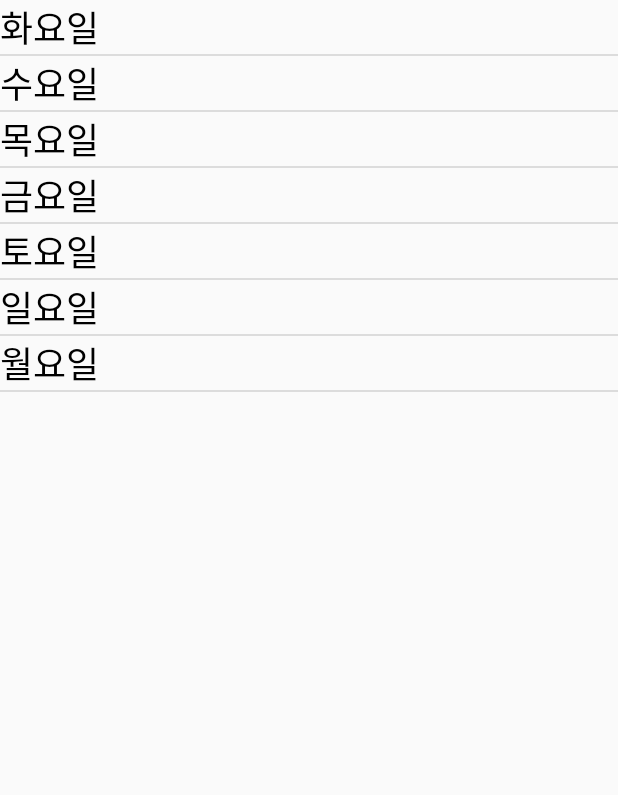
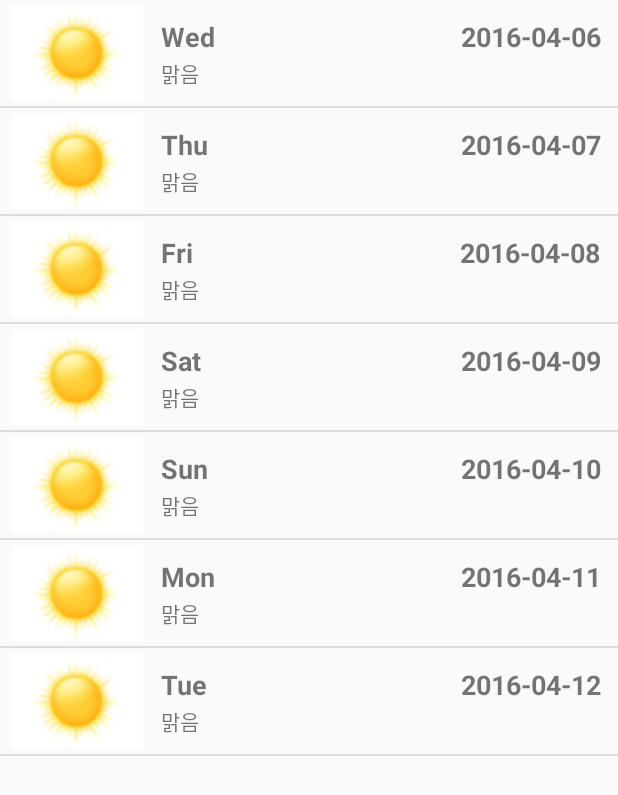
Before and after one commit to Kimsoomin/hello, an Android app: the screen it shows after launch (MainActivity), on a phone screen of 412 x 824 dp. Shown: the top 795 px of the screen. Run offline under Robolectric (Android 15) with nearby library versions, the phone set to English and light mode, and no system bars.

Commit message:
화요일 접기까지 완성

```diff
--- a/app/build.gradle
+++ b/app/build.gradle
@@ -24,4 +24,5 @@ dependencies {
     testCompile 'junit:junit:4.12'
     compile 'com.android.support:appcompat-v7:23.2.1'
     compile 'com.android.support:design:23.2.1'
+    compile 'com.google.android.gms:play-services-appindexing:8.1.0'
 }
--- a/app/src/main/AndroidManifest.xml
+++ b/app/src/main/AndroidManifest.xml
@@ -18,6 +18,11 @@
                 <category android:name="android.intent.category.LAUNCHER" />
             </intent-filter>
         </activity>
+        <!-- ATTENTION: This was auto-generated to add Google Play services to your project for
+             App Indexing.  See https://g.co/AppIndexing/AndroidStudio for more information. -->
+        <meta-data
+            android:name="com.google.android.gms.version"
+            android:value="@integer/google_play_services_version" />
     </application>
 
 </manifest>
--- a/app/src/main/java/kr/mintech/hello/MainActivity.java
+++ b/app/src/main/java/kr/mintech/hello/MainActivity.java
@@ -5,27 +5,47 @@ import android.app.Activity;
 import android.os.Bundle;
 import android.widget.ListView;
 
+import java.text.SimpleDateFormat;
+import java.util.ArrayList;
+import java.util.Calendar;
+import java.util.Date;
+
+import kr.mintech.hello.beans.ListViewItem;
 import kr.mintech.hello.controllers.ListViewAdapter;
 
 
 public class MainActivity extends Activity {
+    ArrayList<ListViewItem> listViewItem = new ArrayList<ListViewItem>();
+
     @Override
     protected void onCreate(Bundle savedInstanceState) {
         super.onCreate(savedInstanceState);
         setContentView(R.layout.activity_main);
 
         ListView listview = (ListView) findViewById(R.id.listview);
-        ListViewAdapter adapter = new ListViewAdapter();
+        ListViewAdapter adapter = new ListViewAdapter(MainActivity.this, getLayoutInflater(), listViewItem);
+
         listview.setAdapter(adapter);
 
-        adapter.addItem("화요일");
-        adapter.addItem("수요일");
-        adapter.addItem("목요일");
-        adapter.addItem("금요일");
-        adapter.addItem("토요일");
-        adapter.addItem("일요일");
-        adapter.addItem("월요일");
+        adapter.addAll(generateModels());
+    }
 
-        adapter.notifyDataSetChanged();
+    private ArrayList<ListViewItem> generateModels() {
+        ArrayList<ListViewItem> items = new ArrayList<>();
+
+        SimpleDateFormat dateFormat = new SimpleDateFormat("yyyy-MM-dd");
+        SimpleDateFormat dayFormat = new SimpleDateFormat("EEE");
+
+        for (int i = 0; i < 7; i++) {
+            Calendar cal = Calendar.getInstance();
+            cal.add(Calendar.DATE, i);
+            String day = dayFormat.format(new Date(cal.getTimeInMillis()));
+            String date = dateFormat.format(new Date(cal.getTimeInMillis()));
+
+            ListViewItem item = new ListViewItem(day, date, "맑음");
+            items.add(item);
+        }
+
+        return items;
     }
 };
--- a/app/src/main/java/kr/mintech/hello/beans/ListViewItem.java
+++ b/app/src/main/java/kr/mintech/hello/beans/ListViewItem.java
@@ -1,14 +1,28 @@
 package kr.mintech.hello.beans;
 
 public class ListViewItem {
-    private String titleStr;
+    private String day;
+    private String date;
+    private String status;
 
-    public void setTitle(String title) {
-        titleStr = title;
+    public ListViewItem(String day, String date, String status) {
+        this.day = day;
+        this.date = date;
+        this.status = status;
     }
 
+
     public String getTitle() {
-        return this.titleStr;
+        return this.day;
     }
 
+
+    public String getDate() {
+        return this.date;
+    }
+
+
+    public String getStatus() {
+        return this.status;
+    }
 }
--- a/app/src/main/java/kr/mintech/hello/controllers/ListViewAdapter.java
+++ b/app/src/main/java/kr/mintech/hello/controllers/ListViewAdapter.java
@@ -1,10 +1,13 @@
 package kr.mintech.hello.controllers;
 
+import android.content.Context;
 import android.view.LayoutInflater;
 import android.view.View;
 import android.view.ViewGroup;
 import android.widget.BaseAdapter;
 import android.widget.Button;
+import android.widget.ImageView;
+import android.widget.LinearLayout;
 import android.widget.TextView;
 import android.widget.Toast;
 
@@ -15,13 +18,23 @@ import kr.mintech.hello.beans.ListViewItem;
 
 public class ListViewAdapter extends BaseAdapter {
     private ArrayList<ListViewItem> listViewItemList = new ArrayList<ListViewItem>();
+    LayoutInflater inflater;
 
-    public void addItem(String title) {
-        ListViewItem item = new ListViewItem();
-        item.setTitle(title);
+    public ListViewAdapter(Context context, LayoutInflater inflater, ArrayList<ListViewItem> listViewItemList) {
+        this.listViewItemList = listViewItemList;
+        this.inflater = inflater;
+    }
+
+    public void addItem(ListViewItem item) {
         listViewItemList.add(item);
     }
 
+    public void addAll(ArrayList<ListViewItem> items) {
+        this.listViewItemList.addAll(items);
+        notifyDataSetChanged();
+    }
+
+    //================================================
     @Override
     public int getCount() {
         return listViewItemList.size();
@@ -39,12 +52,23 @@ public class ListViewAdapter extends BaseAdapter {
 
     @Override
     public View getView(int position, View convertView, final ViewGroup parent) {
+
         convertView = LayoutInflater.from(parent.getContext()).inflate(R.layout.listview_item, parent, false);
-        TextView title = (TextView) convertView.findViewById(R.id.text_view);
+        ListViewItem item = listViewItemList.get(position);
+        TextView day = (TextView) convertView.findViewById(R.id.day);
+        TextView status = (TextView) convertView.findViewById(R.id.status);
+        TextView date = (TextView) convertView.findViewById(R.id.date);
+        ImageView weatherImage = (ImageView) convertView.findViewById(R.id.weather_image);
+        LinearLayout topContainer = (LinearLayout) convertView.findViewById(R.id.top_container);
+        //===================
         final Button button = (Button) convertView.findViewById(R.id.button);
 
-        title.setText(listViewItemList.get(position).getTitle());
-        title.setOnClickListener(new View.OnClickListener() {
+        day.setText(item.getTitle());
+        status.setText(item.getStatus());
+        date.setText(item.getDate());
+//        weatherImage.setImageResource(item.getWeatherImage());
+
+        topContainer.setOnClickListener(new View.OnClickListener() {
             @Override
             public void onClick(View v) {
                 button.setVisibility(button.getVisibility() == View.GONE ? View.VISIBLE : View.GONE);
--- a/app/src/main/res/layout/listview_item.xml
+++ b/app/src/main/res/layout/listview_item.xml
@@ -1,24 +1,67 @@
-<?xml version="1.0" encoding="utf-8"?>
 <LinearLayout xmlns:android="http://schemas.android.com/apk/res/android"
     android:layout_width="match_parent"
     android:layout_height="match_parent"
-    android:orientation="vertical">
+    android:orientation="vertical"
+    android:padding="3dp">
 
-    <TextView
-        android:id="@+id/text_view"
+
+    <LinearLayout
+        android:id="@+id/top_container"
         android:layout_width="match_parent"
         android:layout_height="wrap_content"
-        android:gravity="center_vertical"
-        android:text="New Text"
-        android:textColor="#000000"
-        android:textSize="24dp"/>
+        android:orientation="horizontal">
+
+        <ImageView
+            android:id="@+id/weather_image"
+            android:layout_width="wrap_content"
+            android:layout_height="64dp"
+            android:src="@drawable/ico_wg1" />
+
+
+        <LinearLayout
+            android:layout_width="0dp"
+            android:layout_height="match_parent"
+            android:layout_weight="1"
+            android:orientation="vertical"
+            android:padding="8dp">
+
+            <LinearLayout
+                android:layout_width="match_parent"
+                android:layout_height="0dp"
+                android:layout_weight="1"
+                android:gravity="center_vertical"
+                android:orientation="horizontal">
+
+                <TextView
+                    android:id="@+id/day"
+                    android:layout_width="0dp"
+                    android:layout_height="wrap_content"
+                    android:layout_weight="1"
+                    android:textSize="18sp"
+                    android:textStyle="bold" />
+
+                <TextView
+                    android:id="@+id/date"
+                    android:layout_width="wrap_content"
+                    android:layout_height="wrap_content"
+                    android:textSize="18sp"
+                    android:textStyle="bold" />
+            </LinearLayout>
+
+
+            <TextView
+                android:id="@+id/status"
+                android:layout_width="wrap_content"
+                android:layout_height="wrap_content"
+                android:layout_gravity="center_vertical" />
+        </LinearLayout>
+    </LinearLayout>
 
     <Button
         android:id="@+id/button"
         android:layout_width="wrap_content"
         android:layout_height="wrap_content"
+        android:layout_gravity="right"
         android:text="toast"
-        android:layout_gravity="right"
-        android:visibility="gone"/>
-
+        android:visibility="gone" />
 </LinearLayout>
```
Also changed, not shown: app/src/main/res/drawable/ico_wg1.jpg (added).
